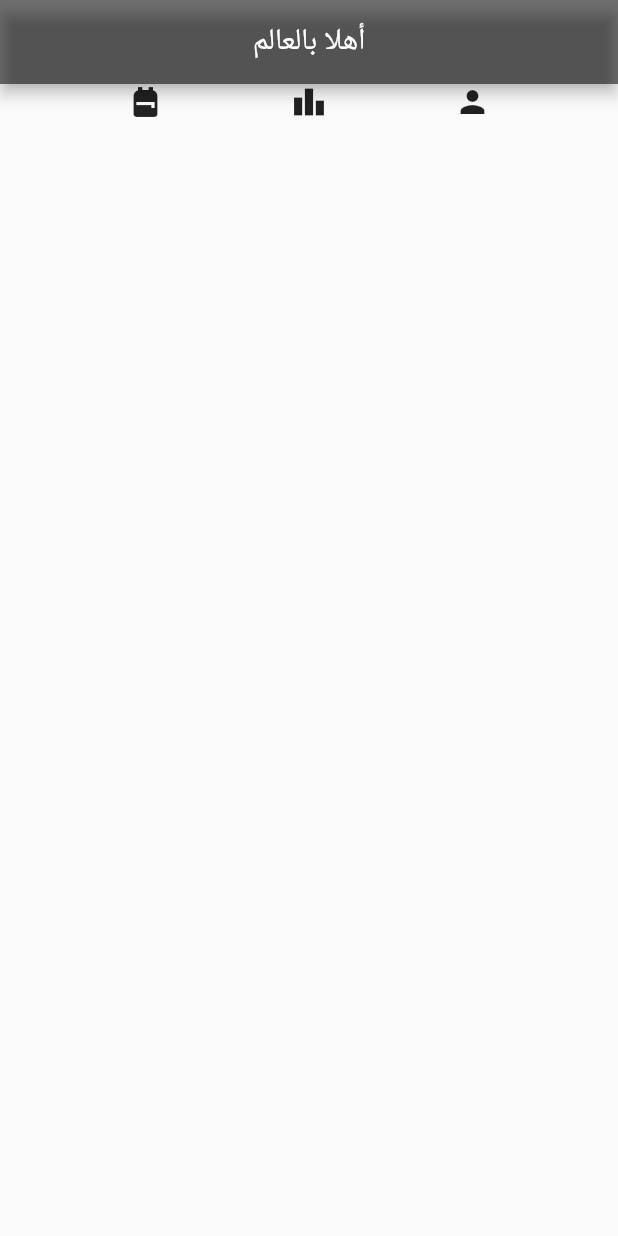
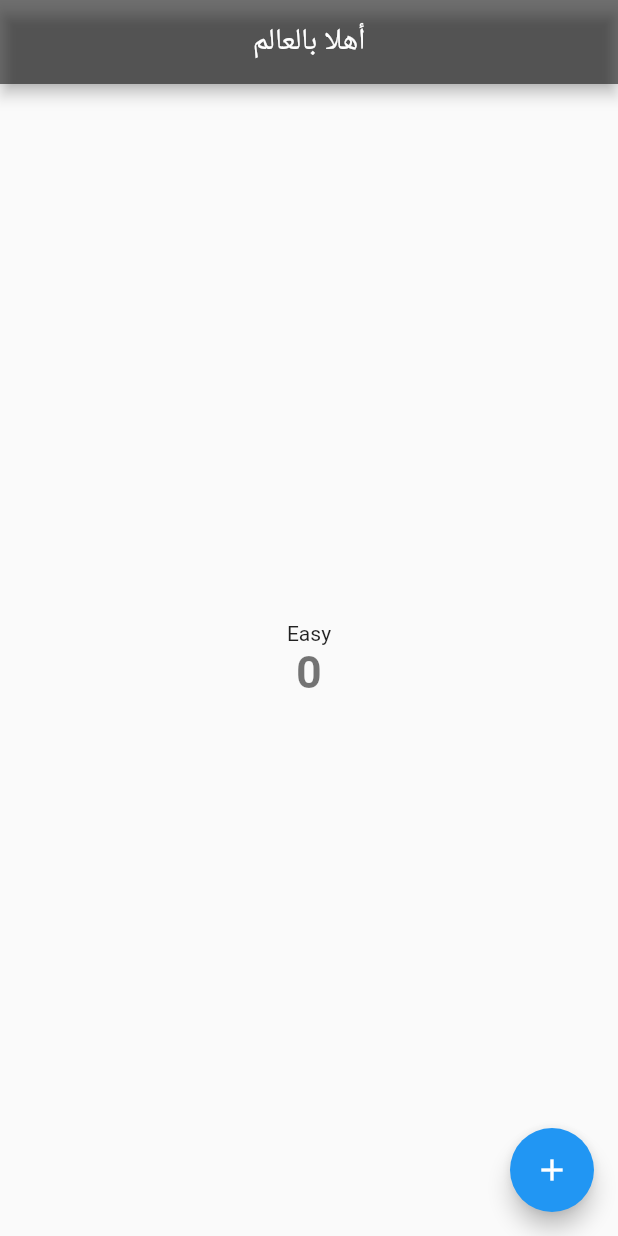
Before and after one commit to abdulmalikalomayri/fitnessapp, a Flutter app: the screen it shows after launch, on a phone screen of 412 x 824 dp. Run offline on Flutter 3.47's test engine with Material 2 defaults, Android fonts, the phone set to English and light mode, and no system bars.

Commit message:
counter game

```diff
--- a/lib/main.dart
+++ b/lib/main.dart
@@ -4,8 +4,19 @@ void main() {
   return runApp(MyApp());
 }
 
-class MyApp extends StatelessWidget {
+// Immutable widget
+class MyApp extends StatefulWidget {
   const MyApp({ Key? key }) : super(key: key);
+
+  @override
+  State<MyApp> createState() => _MyAppState();
+}
+
+// Mutable widget
+class _MyAppState extends State<MyApp> {
+
+  int counter = 0;
+  var mode = ["Easy", "Medium", "Hard", "Impossible"];
 
   @override
   Widget build(BuildContext context) {
@@ -17,22 +28,41 @@ class MyApp extends StatelessWidget {
         title: Center(
             child: const Text("أهلا بالعالم")),
       ),
-      body: Row(
-        mainAxisAlignment: MainAxisAlignment.spaceEvenly,
-        crossAxisAlignment: CrossAxisAlignment.end,
 
-        children: [
-          Icon(Icons.backpack),
-          Icon(Icons.leaderboard),
-          Icon(Icons.person),
-
-        ]
-
+      floatingActionButton: FloatingActionButton(
+        child: Icon(Icons.add),
+        onPressed: (){
+          setState(() {
+            counter++;
+          });
+        },
+      ),
+      body: Center(
+        child: Column(
+          mainAxisAlignment: MainAxisAlignment.center,
+          children: [
+            Text((() {
+              if(counter < 5){
+                return mode[0];
+              } else if(counter < 10){
+                return mode[1];
+              } else if(counter < 15){
+                return mode[2];
+              } else {
+                return mode[3];
+              }
+            })()),
+            Text(
+          "$counter",
+          style: TextStyle(
+            fontSize: 30,
+            fontWeight: FontWeight.bold,
+            color: Colors.black54,
+          ),),
+          ],),
 
       ),
-
     ),
   );
   }
-
 }
```
